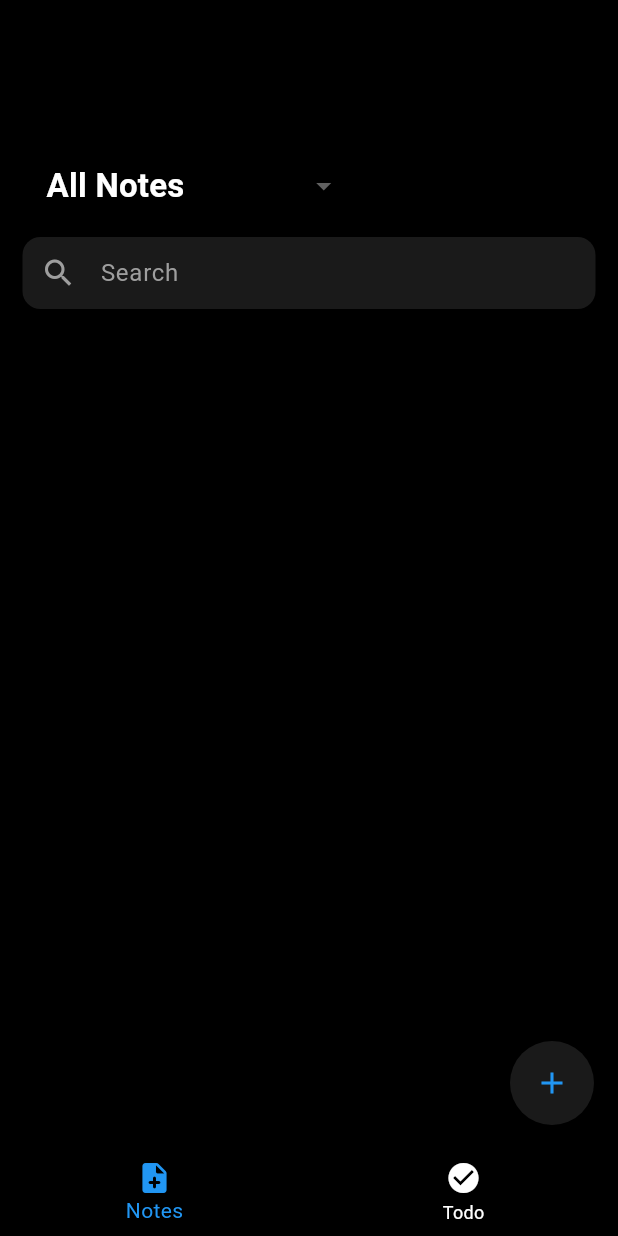
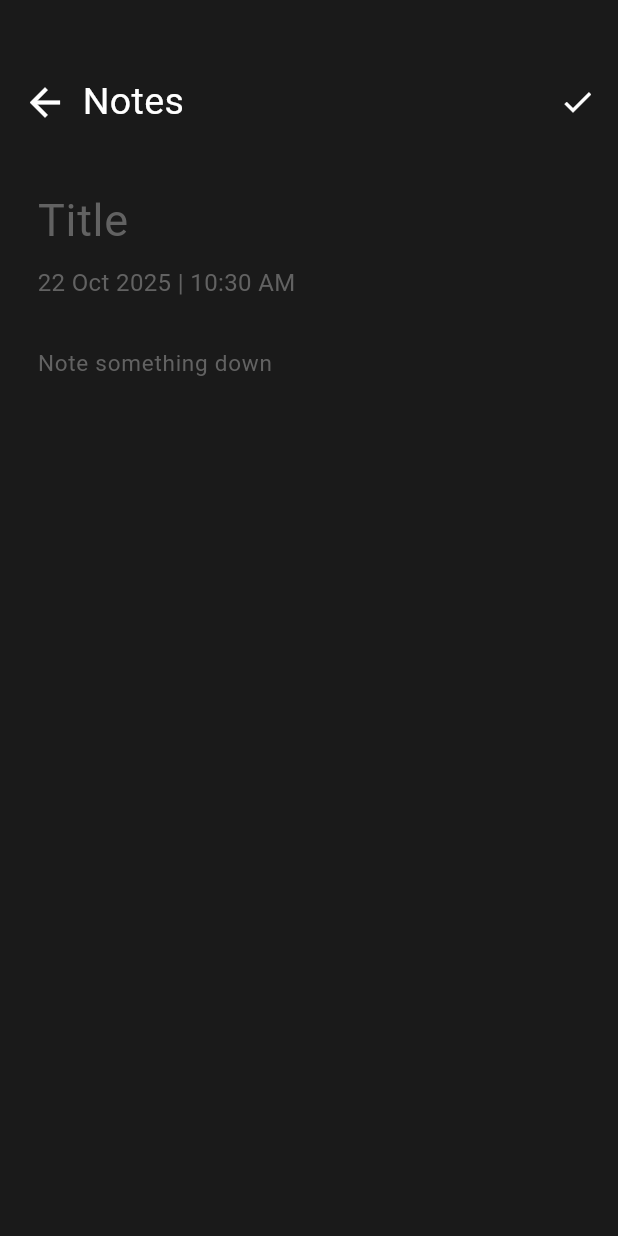
Before and after one commit to OwaisRaza1941/Note-App, a Flutter app: the screen it shows after launch, after a tap on the "add" icon, on a phone screen of 412 x 824 dp. Run offline on Flutter 3.47's test engine with Material 3 defaults, Android fonts, the phone set to English and light mode, and no system bars; drawn by our look-alikes of dropdown_button2; our stand-ins replace get.

Commit message:
Note Add Screen

```diff
--- /dev/null
+++ b/lib/components/note_screen_fields.dart
@@ -0,0 +1,28 @@
+import 'package:flutter/material.dart';
+import 'package:notepad/constants/colors.dart';
+
+TextField noteScreenFields({
+  required String hintText,
+  required double hintTextSize,
+  required double textSize,
+  int? maxLines,
+  bool isTitle = false, // ✅ NEW
+}) {
+  return TextField(
+    style: TextStyle(fontSize: textSize, color: Colors.white),
+    cursorColor: Colors.white,
+    maxLines: isTitle ? 1 : maxLines, // ✅ Title force single line
+    textInputAction: isTitle
+        ? TextInputAction.done
+        : TextInputAction.newline, // ✅ Stop Enter on Title
+    keyboardType: isTitle ? TextInputType.text : TextInputType.multiline,
+    decoration: InputDecoration(
+      hintText: hintText,
+      hintStyle: TextStyle(
+        fontSize: hintTextSize,
+        color: AppColors.lightGreyColor,
+      ),
+      border: InputBorder.none,
+    ),
+  );
+}
--- a/lib/constants/colors.dart
+++ b/lib/constants/colors.dart
@@ -1,5 +1,6 @@
 import 'package:flutter/material.dart';
 
-class ColorClass {
+class AppColors {
   static final darkGreyColor = Color(0xFF1A1A1A);
+  static final lightGreyColor = Color(0xFF626262);
 }
--- a/lib/main.dart
+++ b/lib/main.dart
@@ -1,4 +1,5 @@
 import 'package:flutter/material.dart';
+import 'package:get/get.dart';
 import 'package:notepad/views/main_screen.dart';
 
 void main() {
@@ -10,6 +11,9 @@ class MyApp extends StatelessWidget {
 
   @override
   Widget build(BuildContext context) {
-    return MaterialApp(debugShowCheckedModeBanner: false, home: MainScreen());
+    return GetMaterialApp(
+      debugShowCheckedModeBanner: false,
+      home: MainScreen(),
+    );
   }
 }
--- a/lib/views/main_screen.dart
+++ b/lib/views/main_screen.dart
@@ -1,6 +1,6 @@
 import 'package:flutter/material.dart';
-import 'package:notepad/views/home/note_screen.dart';
-import 'package:notepad/views/home/todo_screen.dart';
+import 'package:notepad/views/note_screen.dart';
+import 'package:notepad/views/todo_screen.dart';
 
 class MainScreen extends StatefulWidget {
   const MainScreen({super.key});
--- /dev/null
+++ b/lib/views/note_add_screen.dart
@@ -0,0 +1,81 @@
+import 'package:flutter/material.dart';
+import 'package:intl/intl.dart' show DateFormat;
+import 'package:notepad/components/note_screen_fields.dart';
+import 'package:notepad/constants/colors.dart';
+
+class NoteAddScreen extends StatelessWidget {
+  final DateTime dateTime;
+
+  const NoteAddScreen({required this.dateTime, super.key});
+
+  @override
+  Widget build(BuildContext context) {
+    String formattedDate = DateFormat('d MMM yyyy').format(dateTime);
+    String formattedTime = DateFormat('hh:mm a').format(dateTime);
+
+    return Scaffold(
+      backgroundColor: AppColors.darkGreyColor,
+      body: SingleChildScrollView(
+        child: Padding(
+          padding: EdgeInsets.only(left: 15, right: 15, top: 50, bottom: 30),
+          child: Column(
+            crossAxisAlignment: CrossAxisAlignment.start,
+            children: [
+              Row(
+                mainAxisAlignment: MainAxisAlignment.spaceBetween,
+                children: [
+                  Row(
+                    children: [
+                      Icon(Icons.arrow_back, color: Colors.white, size: 30),
+                      SizedBox(width: 10),
+                      Text(
+                        "Notes",
+                        style: TextStyle(fontSize: 25, color: Colors.white),
+                      ),
+                    ],
+                  ),
+
+                  Icon(Icons.check, color: Colors.white),
+                ],
+              ),
+
+              SizedBox(height: 20),
+
+              Container(
+                padding: EdgeInsets.symmetric(horizontal: 10, vertical: 10),
+                child: Column(
+                  crossAxisAlignment: CrossAxisAlignment.start,
+                  children: [
+                    noteScreenFields(
+                      hintText: 'Title',
+                      hintTextSize: 30,
+                      textSize: 24,
+                      isTitle: true,
+                    ),
+
+                    Text(
+                      "$formattedDate | $formattedTime",
+                      style: TextStyle(
+                        color: AppColors.lightGreyColor,
+                        fontSize: 16,
+                      ),
+                    ),
+                  ],
+                ),
+              ),
+              Container(
+                padding: EdgeInsets.symmetric(horizontal: 10, vertical: 10),
+                child: noteScreenFields(
+                  hintText: 'Note something down',
+                  hintTextSize: 15,
+                  textSize: 18,
+                  maxLines: 24,
+                ),
+              ),
+            ],
+          ),
+        ),
+      ),
+    );
+  }
+}
--- a/lib/views/home/note_screen.dart
+++ b/lib/views/note_screen.dart
@@ -1,5 +1,7 @@
 import 'package:flutter/material.dart';
+import 'package:get/get.dart';
 import 'package:notepad/constants/colors.dart';
+import 'package:notepad/views/note_add_screen.dart';
 import 'package:notepad/views/widgets/dropdown_button.dart';
 import 'package:notepad/views/widgets/text_fields.dart';
 
@@ -24,9 +26,11 @@ class NoteScreen extends StatelessWidget {
         ),
       ),
       floatingActionButton: FloatingActionButton(
-        backgroundColor: ColorClass.darkGreyColor,
+        backgroundColor: AppColors.darkGreyColor,
         shape: CircleBorder(),
-        onPressed: () {},
+        onPressed: () {
+          Get.to(NoteAddScreen(dateTime: DateTime.now()));
+        },
         child: Icon(Icons.add, color: Colors.blue),
       ),
     );
--- a/lib/views/home/todo_screen.dart
+++ b/lib/views/todo_screen.dart
@@ -38,7 +38,7 @@ class TodoScreen extends StatelessWidget {
         ),
       ),
       floatingActionButton: FloatingActionButton(
-        backgroundColor: ColorClass.darkGreyColor,
+        backgroundColor: AppColors.darkGreyColor,
         shape: CircleBorder(),
         onPressed: () {},
         child: Icon(Icons.add, color: Colors.blue),
--- a/lib/views/widgets/dropdown_button.dart
+++ b/lib/views/widgets/dropdown_button.dart
@@ -21,7 +21,7 @@ class DropdownButtonClass extends StatelessWidget {
                 child: Text(
                   item,
                   style: TextStyle(
-                    fontSize: 22,
+                    fontSize: 28,
                     color: Colors.white,
                     fontWeight: FontWeight.bold,
                   ),
--- a/lib/views/widgets/text_fields.dart
+++ b/lib/views/widgets/text_fields.dart
@@ -9,7 +9,7 @@ class TextFields extends StatelessWidget {
     return Container(
       padding: EdgeInsets.symmetric(horizontal: 12),
       decoration: BoxDecoration(
-        color: ColorClass.darkGreyColor,
+        color: AppColors.darkGreyColor,
         borderRadius: BorderRadius.circular(12),
       ),
       child: TextField(
--- a/pubspec.yaml
+++ b/pubspec.yaml
@@ -41,6 +41,7 @@ dependencies:
   path: ^1.9.1
   sqflite: ^2.4.2
   dropdown_button2: ^2.3.9
+  intl: ^0.20.2
 
 dev_dependencies:
   flutter_test:
```
Also changed, not shown: pubspec.lock, 1 other file.
